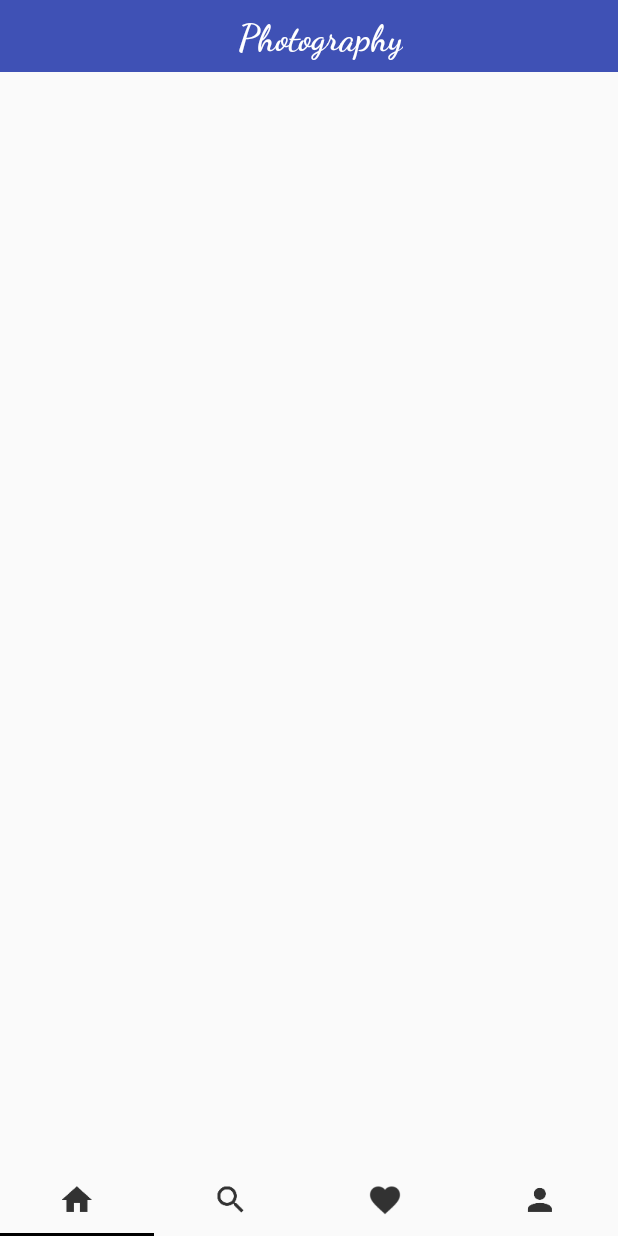
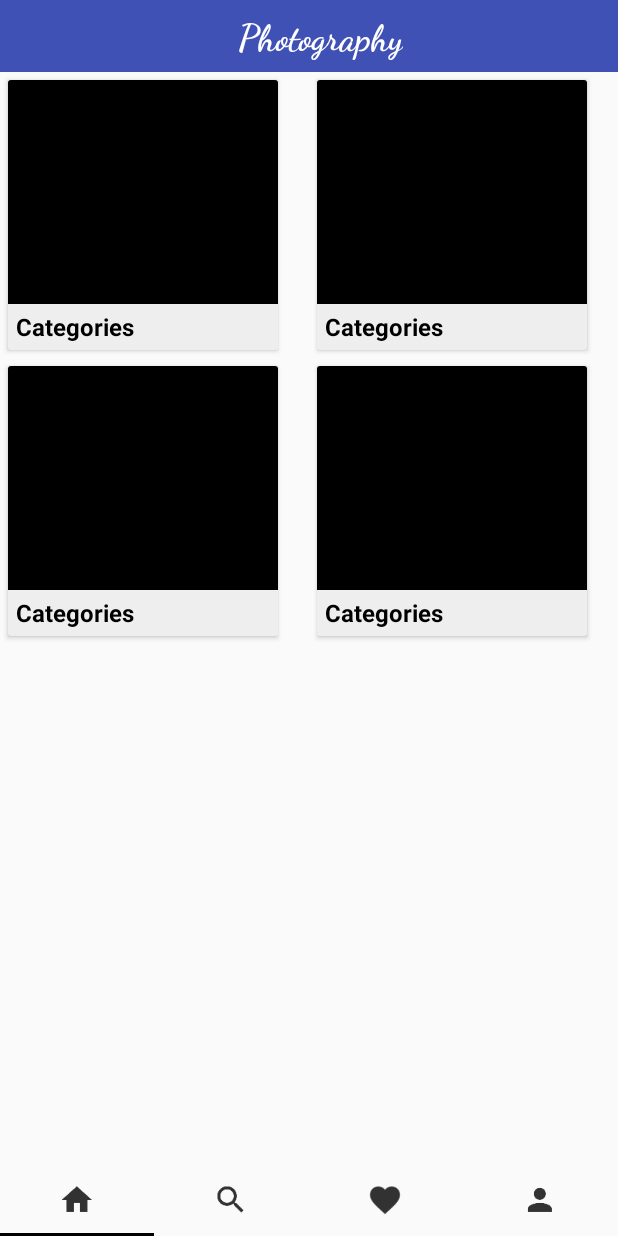
Before and after one commit to shrungBhatt/PhotoGraphy, an Android app: the screen it shows after launch (Activity_HomeScreen), on a phone screen of 412 x 824 dp. Run offline under Robolectric (Android 15) with nearby library versions, the phone set to English and light mode, and no system bars; our stand-ins replace ButterKnife.

Commit message:
Completed design of Fragment_Home

```diff
--- /dev/null
+++ b/app/src/main/java/adapter/Adapter_CategoriesRecyclerView.java
@@ -0,0 +1,61 @@
+package adapter;
+
+import android.content.Context;
+import android.support.v7.widget.RecyclerView;
+import android.view.LayoutInflater;
+import android.view.ViewGroup;
+import android.widget.ImageView;
+import android.widget.TextView;
+
+import com.projects.shrungbhatt.photography.R;
+
+import butterknife.BindView;
+
+/**
+ * Created by jigsaw on 18/2/18.
+ */
+
+public class Adapter_CategoriesRecyclerView extends
+        RecyclerView.Adapter<Adapter_CategoriesRecyclerView.CategoriesViewHolder> {
+
+    private Context mContext;
+
+    public Adapter_CategoriesRecyclerView(Context context){
+        mContext = context;
+    }
+
+    @Override
+    public CategoriesViewHolder onCreateViewHolder(ViewGroup parent, int viewType) {
+        LayoutInflater inflater = LayoutInflater.from(mContext);
+        return new CategoriesViewHolder(inflater,parent);
+    }
+
+    @Override
+    public void onBindViewHolder(CategoriesViewHolder holder, int position) {
+
+    }
+
+    @Override
+    public int getItemCount() {
+        return 4;
+    }
+
+    class CategoriesViewHolder extends RecyclerView.ViewHolder {
+
+
+        private ImageView listItemCategoryImage;
+        private TextView listItemCategoryName;
+
+        CategoriesViewHolder(LayoutInflater inflater, ViewGroup parent) {
+            super(inflater.inflate(R.layout.list_item_photo_categories, parent, false));
+
+            listItemCategoryImage = itemView.findViewById(R.id.list_item_category_image);
+
+            listItemCategoryName = itemView.findViewById(R.id.list_item_category_name);
+
+        }
+
+
+    }
+
+}
--- a/app/src/main/java/com/projects/shrungbhatt/photography/Activity_HomeScreen.java
+++ b/app/src/main/java/com/projects/shrungbhatt/photography/Activity_HomeScreen.java
@@ -50,12 +50,16 @@ public class Activity_HomeScreen extends AppCompatActivity implements
         homescreenTabLayout.addTab(homescreenTabLayout.newTab().setIcon(R.drawable.favourite));
         homescreenTabLayout.addTab(homescreenTabLayout.newTab().setIcon(R.drawable.profile));
         homescreenTabLayout.setOnTabSelectedListener(this);
+
+        mFragmentManager.beginTransaction().replace(R.id.homescreen_fragment_container,
+                new Fragment_Home()).commit();
     }
 
 
     @Override
     public void onTabSelected(TabLayout.Tab tab) {
         int fragmentContainer = R.id.homescreen_fragment_container;
+
 
         switch (tab.getPosition()) {
 
--- a/app/src/main/java/fragments/Fragment_Home.java
+++ b/app/src/main/java/fragments/Fragment_Home.java
@@ -4,6 +4,7 @@ import android.os.Bundle;
 import android.support.annotation.NonNull;
 import android.support.annotation.Nullable;
 import android.support.v4.app.Fragment;
+import android.support.v7.widget.GridLayoutManager;
 import android.support.v7.widget.RecyclerView;
 import android.view.LayoutInflater;
 import android.view.View;
@@ -11,6 +12,7 @@ import android.view.ViewGroup;
 
 import com.projects.shrungbhatt.photography.R;
 
+import adapter.Adapter_CategoriesRecyclerView;
 import butterknife.BindView;
 import butterknife.ButterKnife;
 import butterknife.Unbinder;
@@ -30,10 +32,17 @@ public class Fragment_Home extends Fragment {
     public View onCreateView(@NonNull LayoutInflater inflater, @Nullable ViewGroup container,
                              @Nullable Bundle savedInstanceState) {
         View v = inflater.inflate(R.layout.fragment_home, container, false);
+        unbinder = ButterKnife.bind(this, v);
+
+        setUpRecyclerView();
+
+        return v;
+    }
 
 
-        unbinder = ButterKnife.bind(this, v);
-        return v;
+    private void setUpRecyclerView(){
+        homeRecyclerView.setLayoutManager(new GridLayoutManager(getActivity(),2));
+        homeRecyclerView.setAdapter(new Adapter_CategoriesRecyclerView(getActivity()));
     }
 
     @Override
--- /dev/null
+++ b/app/src/main/res/layout/list_item_photo_categories.xml
@@ -0,0 +1,39 @@
+<?xml version="1.0" encoding="utf-8"?>
+<android.support.v7.widget.CardView xmlns:android="http://schemas.android.com/apk/res/android"
+    xmlns:app="http://schemas.android.com/apk/res-auto"
+    android:layout_width="wrap_content"
+    android:layout_height="wrap_content"
+    android:layout_marginLeft="5dp"
+    android:layout_marginRight="5dp"
+    android:layout_marginTop="5dp"
+    android:layout_marginBottom="5dp"
+    app:cardBackgroundColor="#eee">
+
+    <LinearLayout
+        android:layout_width="180dp"
+        android:layout_height="180dp"
+        android:orientation="vertical">
+
+        <ImageView
+            android:id="@+id/list_item_category_image"
+            android:layout_width="match_parent"
+            android:layout_height="0dp"
+            android:layout_weight="1"
+            android:background="@android:color/black" />
+
+        <TextView
+            android:id="@+id/list_item_category_name"
+            android:layout_width="match_parent"
+            android:layout_height="0dp"
+            android:layout_marginLeft="5dp"
+            android:layout_weight="0.2"
+            android:gravity="start|center_vertical"
+            android:text="Categories"
+            android:textColor="@android:color/black"
+            android:textSize="@dimen/text_size_16"
+            android:textStyle="bold" />
+
+    </LinearLayout>
+
+
+</android.support.v7.widget.CardView>
```
